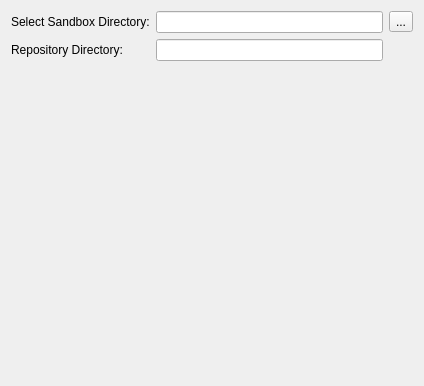
Qt form Ui/SelectCloneDir.ui (towel42-com/EZGit) before a commit.
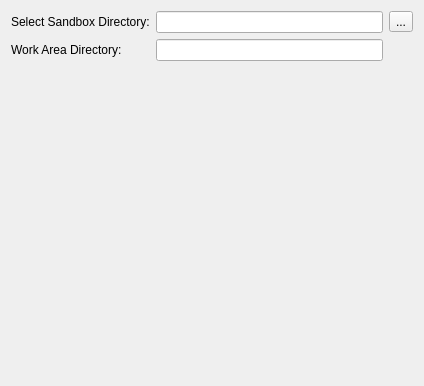
The same form after that commit. Icons and pictures are not drawn.

Commit message: Use the term work area rather than respository

What changed in the file:
```diff
--- a/Ui/SelectCloneDir.ui
+++ b/Ui/SelectCloneDir.ui
@@ -53,7 +53,7 @@
    <item row="1" column="0">
     <widget class="QLabel" name="label_2">
      <property name="text">
-      <string>Repository Directory:</string>
+      <string>Work Area Directory:</string>
      </property>
     </widget>
    </item>
```
The commit also changes 2 other files.
